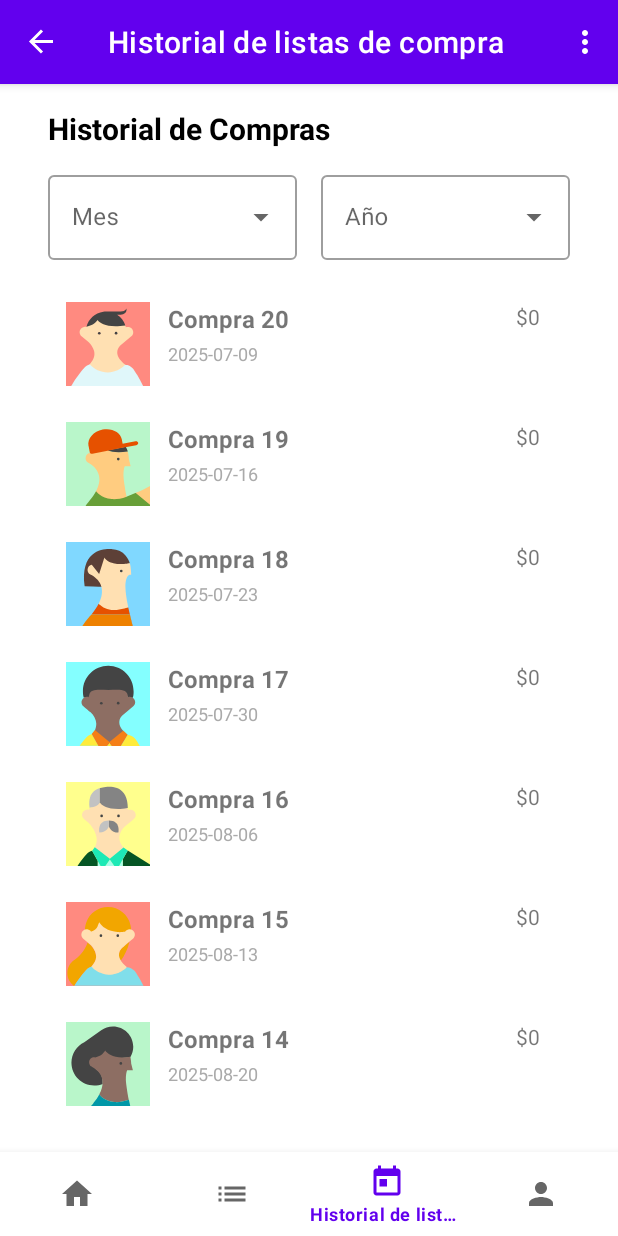
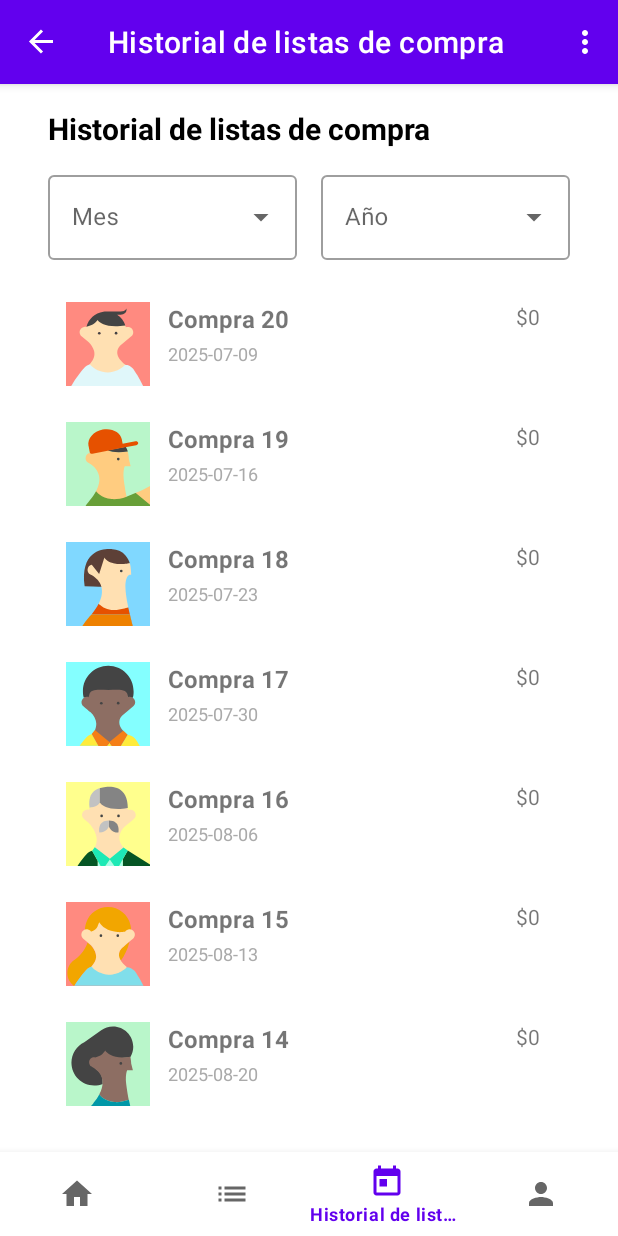
Before and after one commit to Tyrf1ng/Proyecto-Final-Kotlin, an Android app: the screen it shows after launch (MainActivity), item 3 of the bottom bar chosen, on a phone screen of 412 x 824 dp. Run offline under Robolectric (Android 15) with nearby library versions, the phone set to English and light mode, and no system bars; our stand-ins replace navigation-ui; 1 statement that could not run was skipped.

Commit message:
MOD se agrega referencia de cadena de texto mediante strings.xml

```diff
--- a/app/src/main/res/layout/history_lists.xml
+++ b/app/src/main/res/layout/history_lists.xml
@@ -13,7 +13,7 @@
         android:id="@+id/titleText"
         android:layout_width="wrap_content"
         android:layout_height="wrap_content"
-        android:text="Historial de Compras"
+        android:text="@string/menu_historial"
         android:textSize="20sp"
         android:textStyle="bold"
         android:textColor="@color/black"
```
